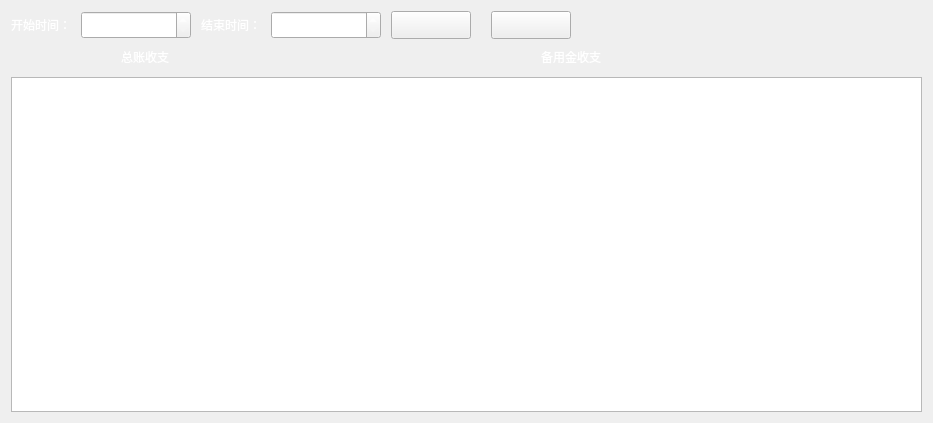
Before: the Qt Designer form ChuangfengDesktop/TotalReportManagerQWidget.ui in asdlei99/chuangfengdesktop, drawn with Qt 5.
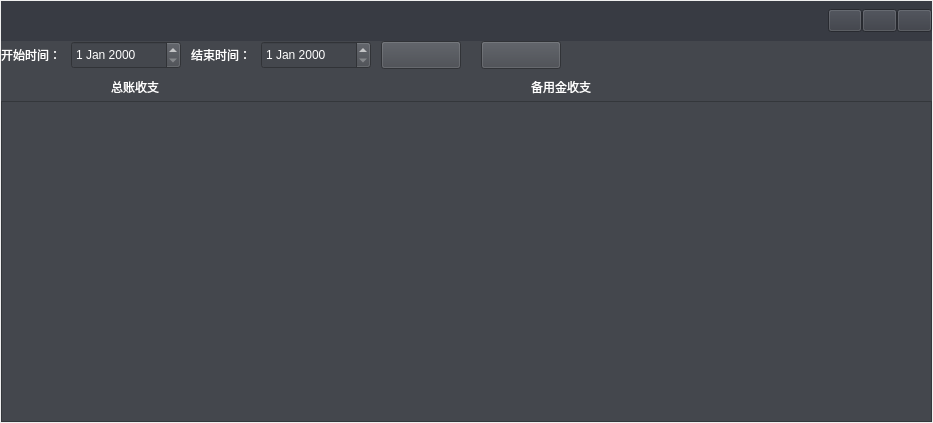
After: the same form once the commit is applied.

Diff of the .ui file:
```diff
--- a/ChuangfengDesktop/TotalReportManagerQWidget.ui
+++ b/ChuangfengDesktop/TotalReportManagerQWidget.ui
@@ -14,6 +14,103 @@
    <string>Form</string>
   </property>
   <layout class="QVBoxLayout" name="verticalLayout">
+   <property name="spacing">
+    <number>0</number>
+   </property>
+   <property name="leftMargin">
+    <number>1</number>
+   </property>
+   <property name="topMargin">
+    <number>1</number>
+   </property>
+   <property name="rightMargin">
+    <number>1</number>
+   </property>
+   <property name="bottomMargin">
+    <number>1</number>
+   </property>
+   <item>
+    <widget class="QWidget" name="totalreport_title" native="true">
+     <property name="minimumSize">
+      <size>
+       <width>0</width>
+       <height>40</height>
+      </size>
+     </property>
+     <property name="styleSheet">
+      <string notr="true">background-color: rgb(56, 59, 67);</string>
+     </property>
+     <layout class="QHBoxLayout" name="horizontalLayout">
+      <property name="spacing">
+       <number>0</number>
+      </property>
+      <property name="leftMargin">
+       <number>0</number>
+      </property>
+      <property name="topMargin">
+       <number>0</number>
+      </property>
+      <property name="rightMargin">
+       <number>0</number>
+      </property>
+      <property name="bottomMargin">
+       <number>0</number>
+      </property>
+      <item>
+       <spacer name="horizontalSpacer_2">
+        <property name="orientation">
+         <enum>Qt::Horizontal</enum>
+        </property>
+        <property name="sizeHint" stdset="0">
+         <size>
+          <width>832</width>
+          <height>20</height>
+         </size>
+        </property>
+       </spacer>
+      </item>
+      <item>
+       <widget class="QPushButton" name="min_btn">
+        <property name="minimumSize">
+         <size>
+          <width>32</width>
+          <height>23</height>
+         </size>
+        </property>
+        <property name="text">
+         <string/>
+        </property>
+       </widget>
+      </item>
+      <item>
+       <widget class="QPushButton" name="max_restore_btn">
+        <property name="minimumSize">
+         <size>
+          <width>32</width>
+          <height>23</height>
+         </size>
+        </property>
+        <property name="text">
+         <string/>
+        </property>
+       </widget>
+      </item>
+      <item>
+       <widget class="QPushButton" name="close_btn">
+        <property name="minimumSize">
+         <size>
+          <width>32</width>
+          <height>23</height>
+         </size>
+        </property>
+        <property name="text">
+         <string/>
+        </property>
+       </widget>
+      </item>
+     </layout>
+    </widget>
+   </item>
    <item>
     <widget class="QWidget" name="widget_15" native="true">
      <property name="minimumSize">
@@ -28,6 +125,9 @@
        <height>60</height>
       </size>
      </property>
+     <property name="styleSheet">
+      <string notr="true">background-color: rgb(68, 71, 77);</string>
+     </property>
      <widget class="QDateEdit" name="totalreport_startdateEdit">
       <property name="geometry">
        <rect>
@@ -149,7 +249,11 @@
     </widget>
    </item>
    <item>
-    <widget class="QTableView" name="total_reporttableView"/>
+    <widget class="QTableView" name="total_reporttableView">
+     <property name="styleSheet">
+      <string notr="true">background-color: rgb(68, 71, 77);</string>
+     </property>
+    </widget>
    </item>
   </layout>
  </widget>
```
